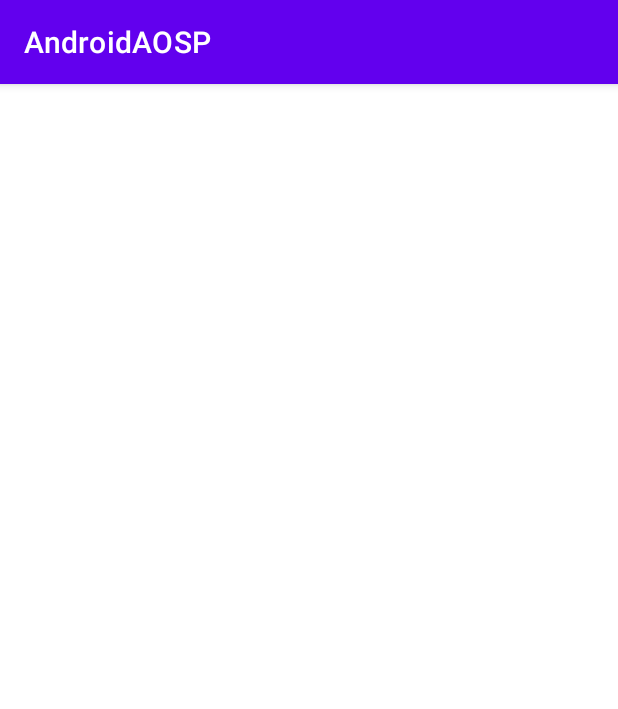
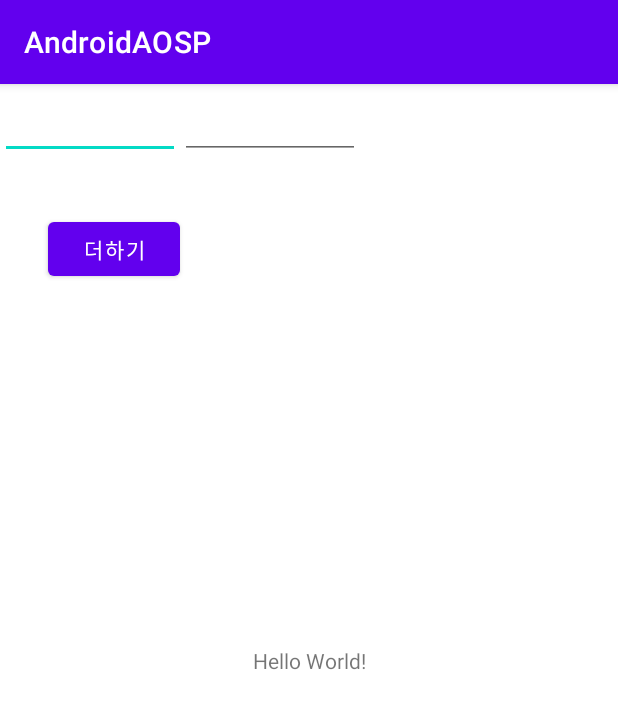
Before and after one commit to kimriri/Study, an Android app: the screen it shows after launch (MainActivity before the commit, MainActivity2 after it), on a phone screen of 412 x 824 dp. Shown: the top 709 px of the screen. Run offline under Robolectric (Android 15) with nearby library versions, the phone set to English and light mode, and no system bars.

Commit message:
메소드/ 필드

```diff
--- a/AndroidAOSP/app/src/main/AndroidManifest.xml
+++ b/AndroidAOSP/app/src/main/AndroidManifest.xml
@@ -12,7 +12,7 @@
         android:theme="@style/Theme.AndroidAOSP"
         tools:targetApi="31">
         <activity
-            android:name=".MainActivity"
+            android:name=".MainActivity2"
             android:exported="true">
             <intent-filter>
                 <action android:name="android.intent.action.MAIN" />
--- a/AndroidAOSP/app/src/main/java/com/example/androidaosp/MainActivity.java
+++ b/AndroidAOSP/app/src/main/java/com/example/androidaosp/MainActivity.java
@@ -6,7 +6,6 @@ import android.os.Bundle;
 import android.widget.TextView;
 
 public class MainActivity extends AppCompatActivity {
-
     @Override
     protected void onCreate(Bundle savedInstanceState) {
         super.onCreate(savedInstanceState);
--- /dev/null
+++ b/AndroidAOSP/app/src/main/java/com/example/androidaosp/MainActivity2.java
@@ -0,0 +1,53 @@
+package com.example.androidaosp;
+
+import androidx.appcompat.app.AppCompatActivity;
+
+import android.os.Bundle;
+import android.util.Log;
+import android.view.View;
+import android.widget.Button;
+import android.widget.EditText;
+import android.widget.TextView;
+
+public class MainActivity2 extends AppCompatActivity {
+    public int i = 0, j = 0;
+    private static final String TAG = "AndroidAOSP";
+    TextView tv;
+    EditText ei;
+    EditText ji;
+
+    @Override
+    protected void onCreate(Bundle savedInstanceState) {
+        super.onCreate(savedInstanceState);
+        setContentView(R.layout.activity_main2);
+        tv = findViewById(R.id.main_text_1);
+        ei = findViewById(R.id.activity_main2_ei);
+        ji = findViewById(R.id.activity_main2_ji);
+
+        Button button = (Button)findViewById(R.id.activity_main2_sum);
+        button.setOnClickListener(saveListener);
+    }
+
+    private View.OnClickListener saveListener = new View.OnClickListener(){
+        public void onClick(View v) {
+            try {
+                i = Integer.parseInt(ei.getText().toString());
+            }catch (NumberFormatException e) {
+                i=0;
+            }
+            try {
+                j= Integer.parseInt(ji.getText().toString());
+            }catch  (NumberFormatException e) {
+                j=0;
+            }
+            JNICallBackMethod m = new JNICallBackMethod(i,j);
+
+            String s = " " + m.PrinttoString();
+
+            Log.v(TAG,s);
+            tv.setText(s);
+
+        }
+    };
+
+}
--- /dev/null
+++ b/AndroidAOSP/app/src/main/res/layout/activity_main2.xml
@@ -0,0 +1,47 @@
+<?xml version="1.0" encoding="utf-8"?>
+<androidx.constraintlayout.widget.ConstraintLayout xmlns:android="http://schemas.android.com/apk/res/android"
+    xmlns:tools="http://schemas.android.com/tools"
+    android:layout_width="match_parent"
+    android:layout_height="match_parent"
+    xmlns:app="http://schemas.android.com/apk/res-auto">
+
+
+    <EditText
+        android:id="@+id/activity_main2_ei"
+        android:layout_width="120dp"
+        android:layout_height="50dp"
+        app:layout_constraintStart_toStartOf="parent"
+        app:layout_constraintTop_toTopOf="parent"
+        />
+
+
+    <EditText
+        android:id="@+id/activity_main2_ji"
+        android:layout_width="120dp"
+        android:layout_height="50dp"
+        app:layout_constraintStart_toEndOf="@+id/activity_main2_ei"
+        app:layout_constraintTop_toTopOf="parent" />
+
+
+    <Button
+        android:id="@+id/activity_main2_sum"
+        android:layout_width="wrap_content"
+        android:layout_height="wrap_content"
+        android:text="더하기"
+        android:layout_marginStart="32dp"
+        android:layout_marginTop="36dp"
+        app:layout_constraintStart_toStartOf="parent"
+        app:layout_constraintTop_toBottomOf="@+id/activity_main2_ei" />
+
+    <TextView
+        android:id="@+id/main_text_1"
+        android:layout_width="wrap_content"
+        android:layout_height="wrap_content"
+        android:text="Hello World!"
+        app:layout_constraintBottom_toBottomOf="parent"
+        app:layout_constraintEnd_toEndOf="parent"
+        app:layout_constraintStart_toStartOf="parent"
+        app:layout_constraintTop_toTopOf="parent" />
+
+
+</androidx.constraintlayout.widget.ConstraintLayout>
```
Also changed, not shown: AndroidAOSP/app/src/main/java/com/example/androidaosp/JNICallBackMethod.java (added, +29 -0 lines), 1 other file.
